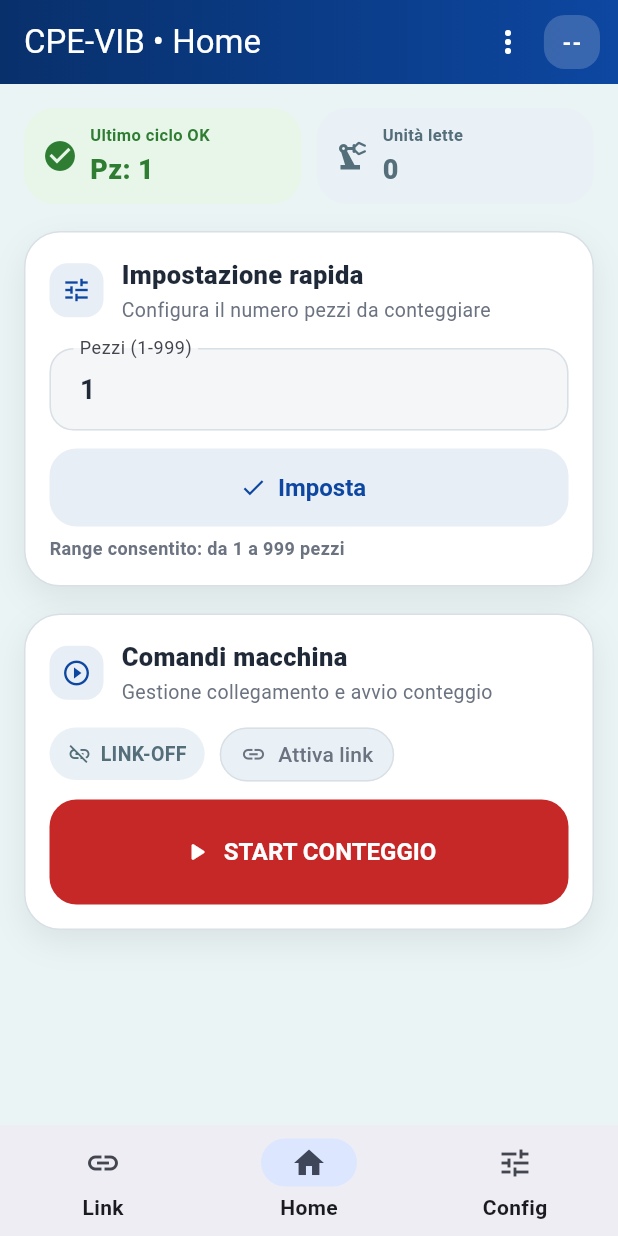
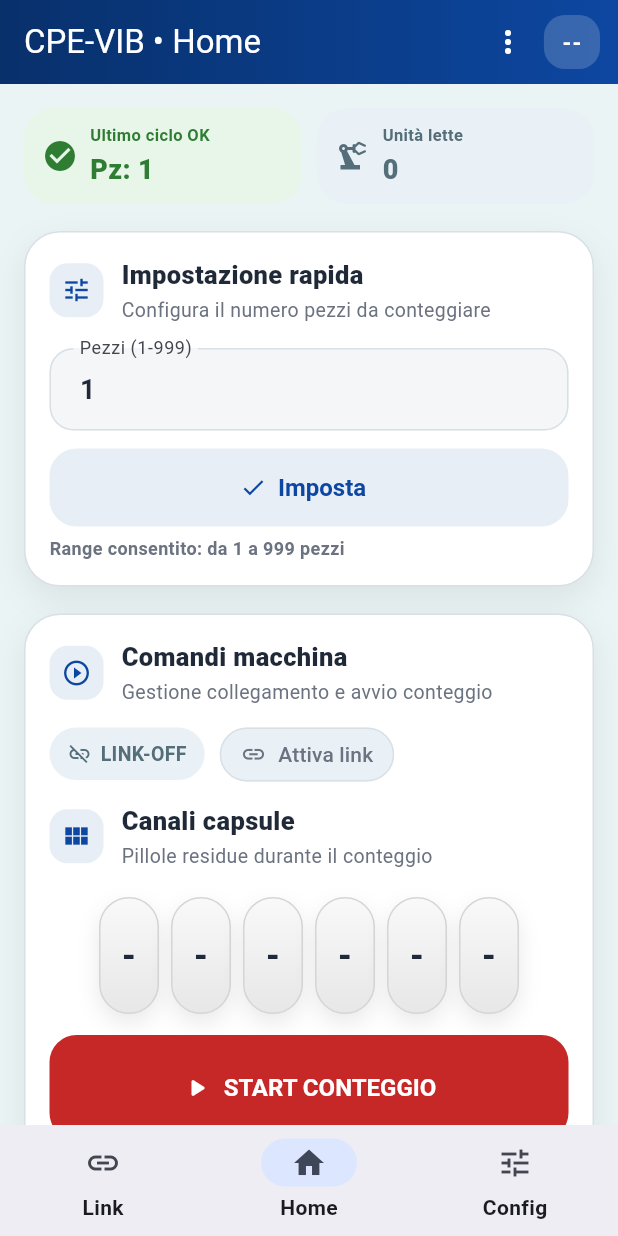
Before and after one commit to Luca0079CM/Pills-Counter-App, a Flutter app: the screen it shows after launch, item 2 of the bottom bar chosen, after a tap on "Imposta", on a phone screen of 412 x 824 dp. Run offline on Flutter 3.47's test engine with Material 3 defaults, Android fonts, the phone set to English and light mode, and no system bars; our stand-ins replace shared_preferences; missing offline and left inert: flutter_ringtone_player.

Commit message:
Move channel capsule card to home page

```diff
--- a/lib/features/cpe_vib/presentation/pages/config_page.dart
+++ b/lib/features/cpe_vib/presentation/pages/config_page.dart
@@ -203,7 +203,7 @@ class ConfigPage extends StatelessWidget {
               ),
             ),
             const SizedBox(height: AppSpacing.section),
-            ChannelsCapsuleCard(controller: controller),
+            ChannelsDisplayModeCard(controller: controller),
             if (state.settings.expMode) ...[
               const SizedBox(height: AppSpacing.section),
               AppSectionCard(
--- a/lib/features/cpe_vib/presentation/pages/connection_page.dart
+++ b/lib/features/cpe_vib/presentation/pages/connection_page.dart
@@ -87,12 +87,13 @@ class ConnectionPage extends StatelessWidget {
                   children: [
                     const AppSectionHeader(
                       title: 'Terminale attivo',
-                      subtitle: 'Seleziona il terminale da usare',
+                      subtitle: "La macchina usa sempre l'IP fisso 192.168.1.101",
                       icon: Icons.router,
                     ),
                     const SizedBox(height: 16),
                     TerminalSelector(
-                      activeTerminal: state.activeTerminal,
+                      activeTerminal: 1,
+                      enabledTerminals: const {1},
                       onSelected: controller.setActiveTerminal,
                     ),
                   ],
--- a/lib/features/cpe_vib/presentation/pages/home_page.dart
+++ b/lib/features/cpe_vib/presentation/pages/home_page.dart
@@ -5,6 +5,7 @@ import '../theme/app_spacing.dart';
 import '../widgets/numeric_input_field.dart';
 import '../widgets/start_result_banner.dart';
 import '../widgets/unit_banner.dart';
+import '../widgets/channels_capsule_card.dart';
 import '../widgets/common/app_page_padding.dart';
 import '../widgets/common/app_primary_button.dart';
 import '../widgets/common/app_secondary_button.dart';
@@ -202,7 +203,13 @@ class HomePage extends StatelessWidget {
                         ),
                     ],
                   ),
-                  const SizedBox(height: 12),
+                  const SizedBox(height: 14),
+                  ChannelsCapsuleContent(
+                    controller: controller,
+                    title: 'Canali capsule',
+                    subtitle: 'Pillole residue durante il conteggio',
+                  ),
+                  const SizedBox(height: 14),
                   AppPrimaryButton(
                     label: state.timer > 0 && state.isAutoLoop
                         ? 'STOP AUTO-START'
--- a/lib/features/cpe_vib/presentation/widgets/channels_capsule_card.dart
+++ b/lib/features/cpe_vib/presentation/widgets/channels_capsule_card.dart
@@ -5,10 +5,84 @@ import '../widgets/capsule_view.dart';
 import '../widgets/common/app_section_card.dart';
 import '../widgets/common/app_section_header.dart';
 
+
+class ChannelsCapsuleContent extends StatelessWidget {
+  final CpeVibController controller;
+  final bool showModeSelector;
+  final String title;
+  final String subtitle;
+
+  const ChannelsCapsuleContent({
+    super.key,
+    required this.controller,
+    this.showModeSelector = false,
+    this.title = 'Canali capsule',
+    this.subtitle = 'Pillole residue per canale',
+  });
+
+  @override
+  Widget build(BuildContext context) {
+    final state = controller.state;
+
+    return Column(
+      crossAxisAlignment: CrossAxisAlignment.start,
+      children: [
+        AppSectionHeader(
+          title: title,
+          subtitle: subtitle,
+          icon: Icons.view_module,
+        ),
+        if (showModeSelector) ...[
+          const SizedBox(height: 14),
+          Align(
+            alignment: Alignment.centerLeft,
+            child: ChannelsModeToggle(
+              isSixChannels: state.settings.sixChannelsMode,
+              onChanged: (_) => controller.toggleSixChannelsMode(),
+            ),
+          ),
+        ],
+        const SizedBox(height: 18),
+        CapsuleView(
+          values: state.params.capsules,
+          showSix: state.settings.sixChannelsMode,
+        ),
+      ],
+    );
+  }
+}
+
 class ChannelsCapsuleCard extends StatelessWidget {
   final CpeVibController controller;
+  final bool showModeSelector;
+  final String title;
+  final String subtitle;
 
   const ChannelsCapsuleCard({
+    super.key,
+    required this.controller,
+    this.showModeSelector = false,
+    this.title = 'Canali capsule',
+    this.subtitle = 'Pillole residue per canale',
+  });
+
+  @override
+  Widget build(BuildContext context) {
+    return AppSectionCard(
+      child: ChannelsCapsuleContent(
+        controller: controller,
+        showModeSelector: showModeSelector,
+        title: title,
+        subtitle: subtitle,
+      ),
+    );
+  }
+}
+
+class ChannelsDisplayModeCard extends StatelessWidget {
+  final CpeVibController controller;
+
+  const ChannelsDisplayModeCard({
     super.key,
     required this.controller,
   });
@@ -22,24 +96,19 @@ class ChannelsCapsuleCard extends StatelessWidget {
         crossAxisAlignment: CrossAxisAlignment.start,
         children: [
           AppSectionHeader(
-            title: 'Canali capsule',
+            title: 'Visualizzazione canali',
             subtitle: state.settings.sixChannelsMode
-                ? 'Visualizzazione 6 canali'
-                : 'Visualizzazione 3 canali',
-            icon: Icons.view_module,
+                ? 'Attualmente impostata su 6 canali'
+                : 'Attualmente impostata su 3 canali',
+            icon: Icons.tune,
           ),
           const SizedBox(height: 14),
           Align(
             alignment: Alignment.centerLeft,
-            child: _ChannelsToggle(
+            child: ChannelsModeToggle(
               isSixChannels: state.settings.sixChannelsMode,
               onChanged: (_) => controller.toggleSixChannelsMode(),
             ),
-          ),
-          const SizedBox(height: 18),
-          CapsuleView(
-            values: state.params.capsules,
-            showSix: state.settings.sixChannelsMode,
           ),
         ],
       ),
@@ -47,11 +116,12 @@ class ChannelsCapsuleCard extends StatelessWidget {
   }
 }
 
-class _ChannelsToggle extends StatelessWidget {
+class ChannelsModeToggle extends StatelessWidget {
   final bool isSixChannels;
   final ValueChanged<bool> onChanged;
 
-  const _ChannelsToggle({
+  const ChannelsModeToggle({
+    super.key,
     required this.isSixChannels,
     required this.onChanged,
   });
```
Also changed, not shown: lib/features/cpe_vib/data/datasources/wifi_datasource.dart (+24 -44 lines), lib/features/cpe_vib/data/repositories/cpe_vib_repository.dart (+8 -14 lines), lib/features/cpe_vib/presentation/controllers/cpe_vib_controller.dart (+47 -57 lines), lib/features/cpe_vib/presentation/widgets/terminal_selector.dart (+8 -2 lines).
